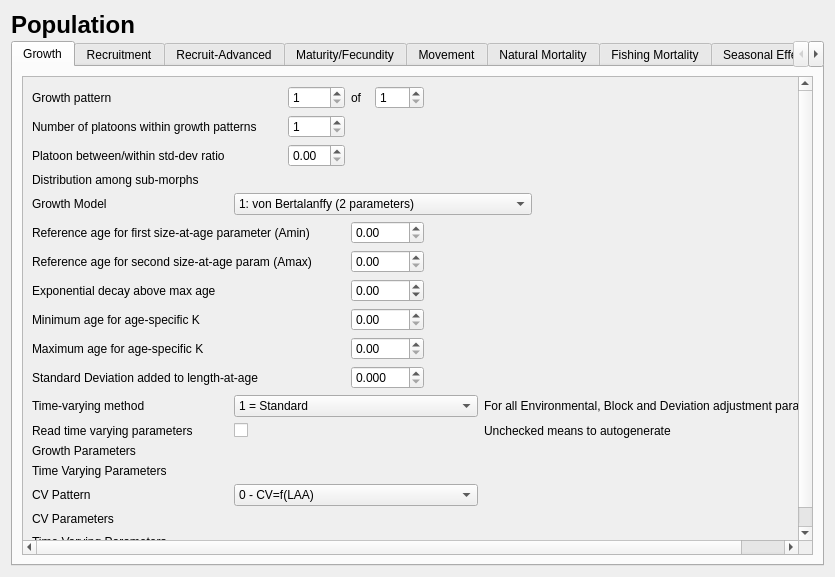
nmfs-ost/ss3-ssi, file src/population_widget.ui: the form before one commit.
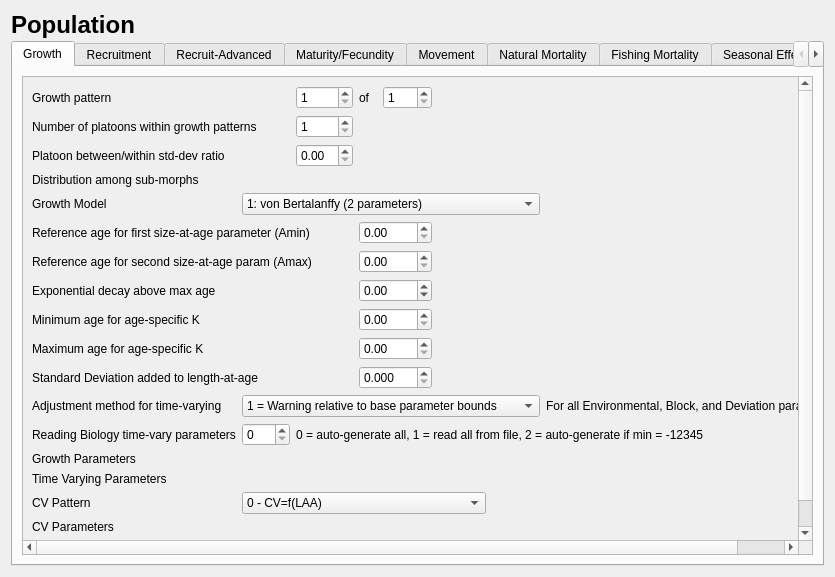
The form after the commit. The open tabs and pages were chosen to show the change. Icons and pictures are not drawn.

Commit message: Added new paramter model for time-varying params.

Patch:
```diff
--- a/src/population_widget.ui
+++ b/src/population_widget.ui
@@ -82,9 +82,9 @@
           <property name="geometry">
            <rect>
             <x>0</x>
-            <y>0</y>
-            <width>887</width>
-            <height>543</height>
+            <y>-136</y>
+            <width>885</width>
+            <height>549</height>
            </rect>
           </property>
           <layout class="QVBoxLayout" name="verticalLayout_7">
@@ -346,39 +346,6 @@
                </property>
               </widget>
              </item>
-             <item row="11" column="1" colspan="5">
-              <widget class="QComboBox" name="comboBox_growth_time_vary">
-               <item>
-                <property name="text">
-                 <string>1 = Standard</string>
-                </property>
-               </item>
-               <item>
-                <property name="text">
-                 <string>2 =Llogistic transform in bounds</string>
-                </property>
-               </item>
-               <item>
-                <property name="text">
-                 <string>3 = Standard with no bound check</string>
-                </property>
-               </item>
-              </widget>
-             </item>
-             <item row="11" column="6" colspan="3">
-              <widget class="QLabel" name="label_growth_time_vary_info">
-               <property name="text">
-                <string>For all Environmental, Block and Deviation adjustment parameters</string>
-               </property>
-              </widget>
-             </item>
-             <item row="12" column="1">
-              <widget class="QCheckBox" name="checkBox_growth_time_vary_read">
-               <property name="text">
-                <string/>
-               </property>
-              </widget>
-             </item>
              <item row="18" column="0">
               <widget class="QLabel" name="label_growth_cv_pattern">
                <property name="text">
@@ -418,24 +385,17 @@
              <item row="11" column="0">
               <widget class="QLabel" name="label_growth_time_vay">
                <property name="text">
-                <string>Time-varying method</string>
+                <string>Adjustment method for time-varying</string>
                </property>
               </widget>
              </item>
              <item row="17" column="0" colspan="8">
               <layout class="QVBoxLayout" name="verticalLayout_growth_time_vary_params"/>
              </item>
-             <item row="12" column="6" colspan="3">
-              <widget class="QLabel" name="label_3">
-               <property name="text">
-                <string>Unchecked means to autogenerate</string>
-               </property>
-              </widget>
-             </item>
              <item row="12" column="0">
               <widget class="QLabel" name="label_growth_time_vary_read_2">
                <property name="text">
-                <string>Read time varying parameters</string>
+                <string>Reading Biology time-vary parameters</string>
                </property>
               </widget>
              </item>
@@ -449,6 +409,41 @@
              <item row="22" column="0" colspan="8">
               <layout class="QVBoxLayout" name="verticalLayout_cv_time_vary_params"/>
              </item>
+             <item row="12" column="2" colspan="7">
+              <widget class="QLabel" name="label_bio_time_vary_read_info">
+               <property name="text">
+                <string>0 = auto-generate all, 1 = read all from file, 2 = auto-generate if min = -12345</string>
+               </property>
+              </widget>
+             </item>
+             <item row="12" column="1">
+              <widget class="QSpinBox" name="spinBox_bio_time_vary_read">
+               <property name="maximum">
+                <number>2</number>
+               </property>
+              </widget>
+             </item>
+             <item row="11" column="7" colspan="2">
+              <widget class="QLabel" name="label_growth_time_vary_info">
+               <property name="text">
+                <string>For all Environmental, Block, and Deviation parameters</string>
+               </property>
+              </widget>
+             </item>
+             <item row="11" column="1" colspan="6">
+              <widget class="QComboBox" name="comboBox_growth_time_vary">
+               <item>
+                <property name="text">
+                 <string>1 = Warning relative to base parameter bounds</string>
+                </property>
+               </item>
+               <item>
+                <property name="text">
+                 <string>3 = No bound check</string>
+                </property>
+               </item>
+              </widget>
+             </item>
             </layout>
            </item>
           </layout>
@@ -714,6 +709,36 @@
              <item row="13" column="0" colspan="9">
               <layout class="QVBoxLayout" name="verticalLayout_recr_params"/>
              </item>
+             <item row="11" column="7">
+              <spacer name="horizontalSpacer_recr2">
+               <property name="orientation">
+                <enum>Qt::Horizontal</enum>
+               </property>
+               <property name="sizeHint" stdset="0">
+                <size>
+                 <width>40</width>
+                 <height>20</height>
+                </size>
+               </property>
+              </spacer>
+             </item>
+             <item row="12" column="0" colspan="2">
+              <widget class="QLabel" name="label_spwn_recr_time_vary_read">
+               <property name="text">
+                <string>Reading S/R time-vary parameters </string>
+               </property>
+              </widget>
+             </item>
+             <item row="12" column="2">
+              <widget class="QSpinBox" name="spinBox_spwn_recr_time_vary_read"/>
+             </item>
+             <item row="12" column="4" colspan="5">
+              <widget class="QLabel" name="label_3">
+               <property name="text">
+                <string>0 = auto-generate all, 1 = read all from file, 2 = auto-generate if min = -12345</string>
+               </property>
+              </widget>
+             </item>
             </layout>
            </item>
            <item>
```
Left out of the diff: 193 changed lines with no effect on the pictures. The commit also changes 33 other files.
